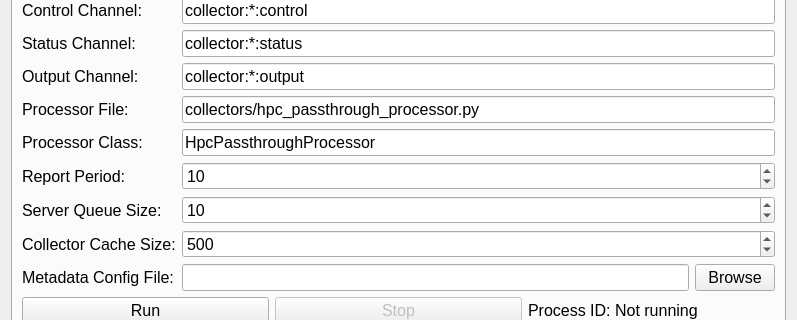
First picture: the form in gui/pva_workflow_setup.ui, repository AdvancedPhotonSource/DashPVA, before the edit; both pictures show x 0 to 797 and y 154 to 474 of the 797 by 797 pixel window.
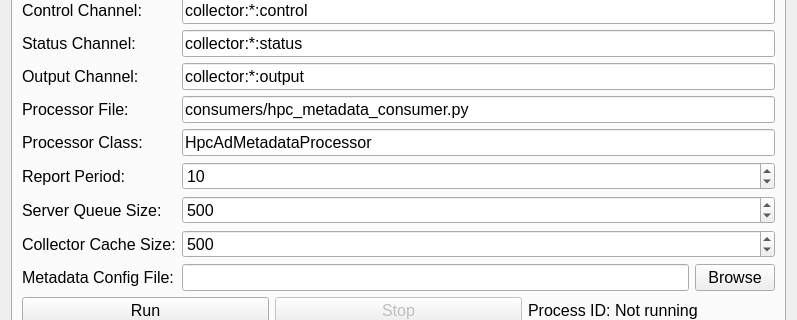
Second picture: the form after the edit. The open tabs and pages were chosen to show the change.

Commit message: prefilled some workflow settings. Updated analysis and viewer windows to use dicts to cache

```diff
--- a/gui/pva_workflow_setup.ui
+++ b/gui/pva_workflow_setup.ui
@@ -543,7 +543,7 @@
             <number>10000</number>
            </property>
            <property name="value">
-            <number>10</number>
+            <number>500</number>
            </property>
           </widget>
          </item>
@@ -585,7 +585,7 @@
          <item row="7" column="1">
           <widget class="QLineEdit" name="lineEditProcessorClassCollector">
            <property name="text">
-            <string>HpcPassthroughProcessor</string>
+            <string>HpcAdMetadataProcessor</string>
            </property>
           </widget>
          </item>
@@ -702,7 +702,7 @@
          <item row="6" column="1">
           <widget class="QLineEdit" name="lineEditProcessorFileCollector">
            <property name="text">
-            <string>collectors/hpc_passthrough_processor.py</string>
+            <string>consumers/hpc_metadata_consumer.py</string>
            </property>
           </widget>
          </item>
```
Left out of the diff: 2 changed lines with no effect on the pictures. The commit also changes 2 other files.
